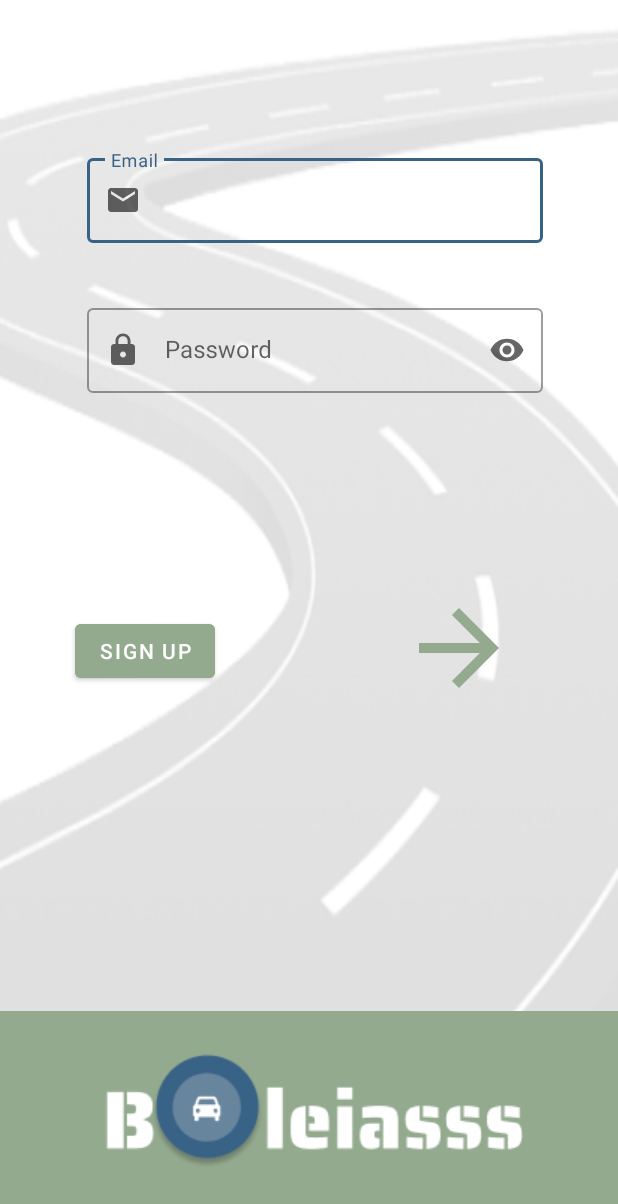
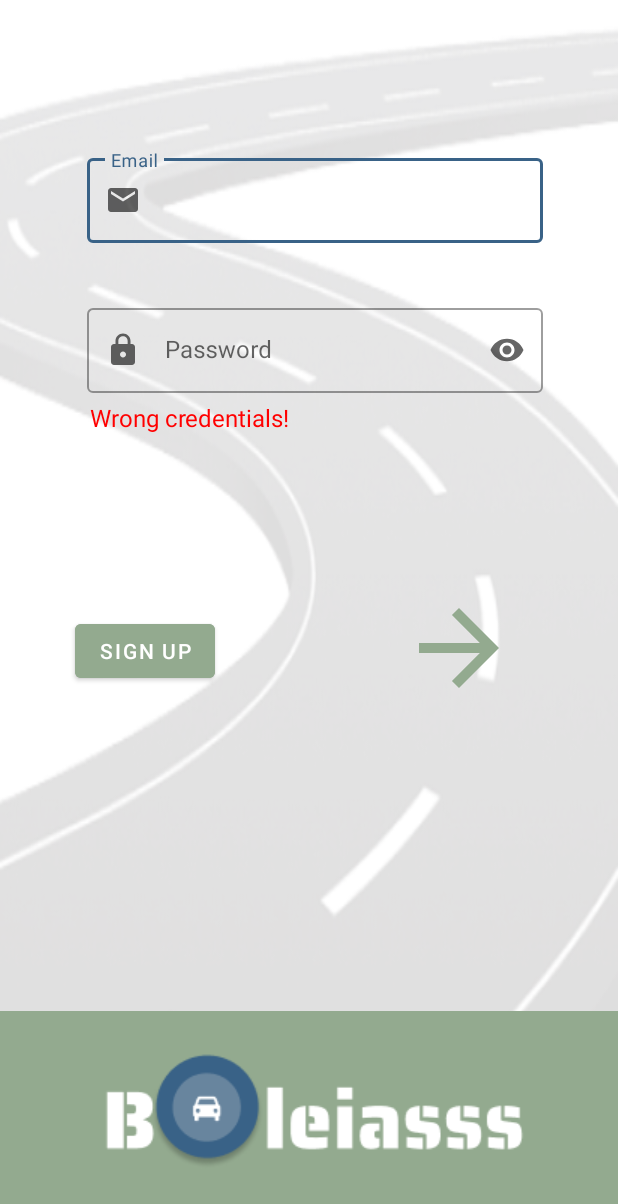
Before and after one commit to LuisPereira474/TPCM, an Android app: the screen it shows after launch (MainActivity), after a tap on an icon or button, on a phone screen of 412 x 824 dp. Shown: the top 1204 px of the screen. Run offline under Robolectric (Android 15) with nearby library versions, the phone set to English and light mode, and no system bars; 2 other taps on this screen came first.

Commit message:
Mensagem de erro Login

```diff
--- a/app/src/main/java/com/example/tpcm/MainActivity.kt
+++ b/app/src/main/java/com/example/tpcm/MainActivity.kt
@@ -4,6 +4,7 @@ import android.content.Intent
 import android.os.Bundle
 import android.view.View
 import android.widget.EditText
+import android.widget.TextView
 import androidx.appcompat.app.AppCompatActivity
 import com.example.tpcm.aplication.SignUp
 import com.example.tpcm.database.Connection
@@ -26,7 +27,13 @@ class MainActivity : AppCompatActivity() {
     fun loginSubmit(view: View) {
         val email = findViewById<EditText>(R.id.inputEmail).text.toString()
         val password = findViewById<EditText>(R.id.inputPass).text.toString()
-        Connection.login(email,password)
+        val errorLogin = findViewById<TextView>(R.id.errorLogin)
+        errorLogin.setVisibility(View.INVISIBLE);
+        if (email.isEmpty() || password.isEmpty()){
+            errorLogin.setVisibility(View.VISIBLE);
+        }else{
+            Connection.login(email,password,errorLogin)
+        }
     }
 
     fun signUpPage(view: View) {
--- a/app/src/main/java/com/example/tpcm/aplication/SignUp.kt
+++ b/app/src/main/java/com/example/tpcm/aplication/SignUp.kt
@@ -32,7 +32,7 @@ class SignUp : AppCompatActivity() {
         var email = findViewById<EditText>(R.id.ccInputEmail).text.toString()
         var nome = findViewById<EditText>(R.id.ccInputName).text.toString()
 
-        if (password == confPassword) {
+        if (password == confPassword && email.isNotEmpty() && password.isNotEmpty() && nome.isNotEmpty()) {
             Connection.singUp(email,nome,password)
         }else{
             Log.d("TAG", "Passwords não correspondem")
--- a/app/src/main/res/layout/activity_main.xml
+++ b/app/src/main/res/layout/activity_main.xml
@@ -57,7 +57,17 @@
 
     </com.google.android.material.textfield.TextInputLayout>
 
-
+    <TextView
+        android:id="@+id/errorLogin"
+        android:layout_width="match_parent"
+        android:layout_height="wrap_content"
+        android:text="@string/errorLogin"
+        android:layout_below="@+id/passwordLabel"
+        android:textColor="#FF0000"
+        android:layout_marginStart="60dp"
+        android:layout_marginTop="5dp"
+        android:textSize="16sp"
+        android:visibility="invisible"/>
 
     <Button
         android:id="@+id/signUpBtt"
--- a/app/src/main/res/values/strings.xml
+++ b/app/src/main/res/values/strings.xml
@@ -8,4 +8,5 @@
     <string name="login">Login</string>
     <string name="Back">Back</string>
     <string name="popUpPoints">Do you really want to confirm the ride?</string>
+    <string name="errorLogin">Wrong credentials!</string>
 </resources>
```
Also changed, not shown: app/src/main/java/com/example/tpcm/database/Connection.kt (+15 -3 lines), 1 other file.
